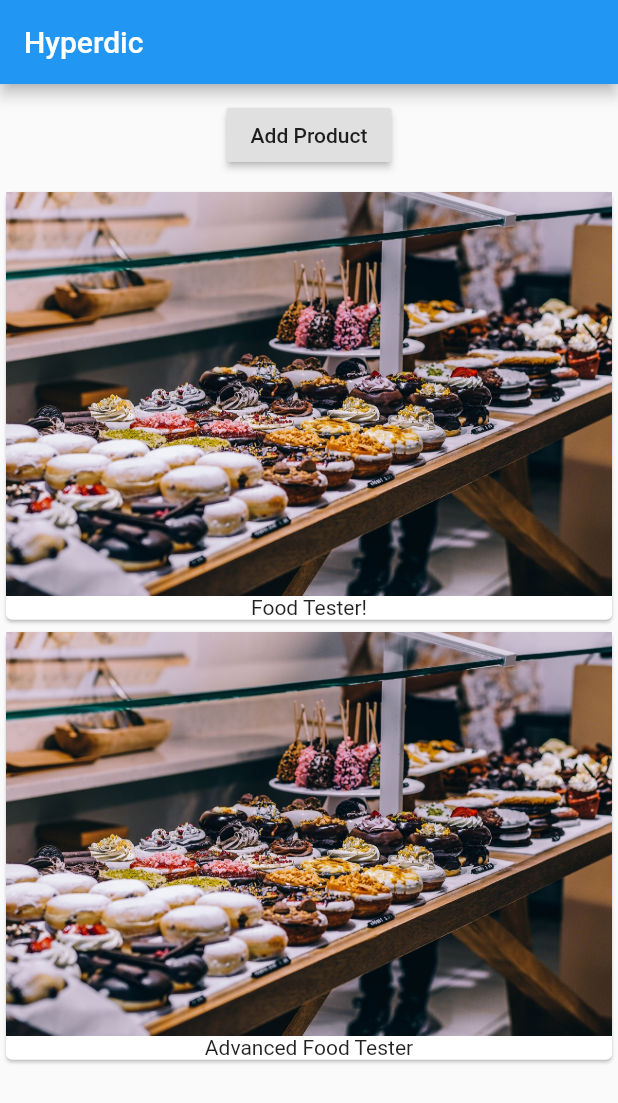
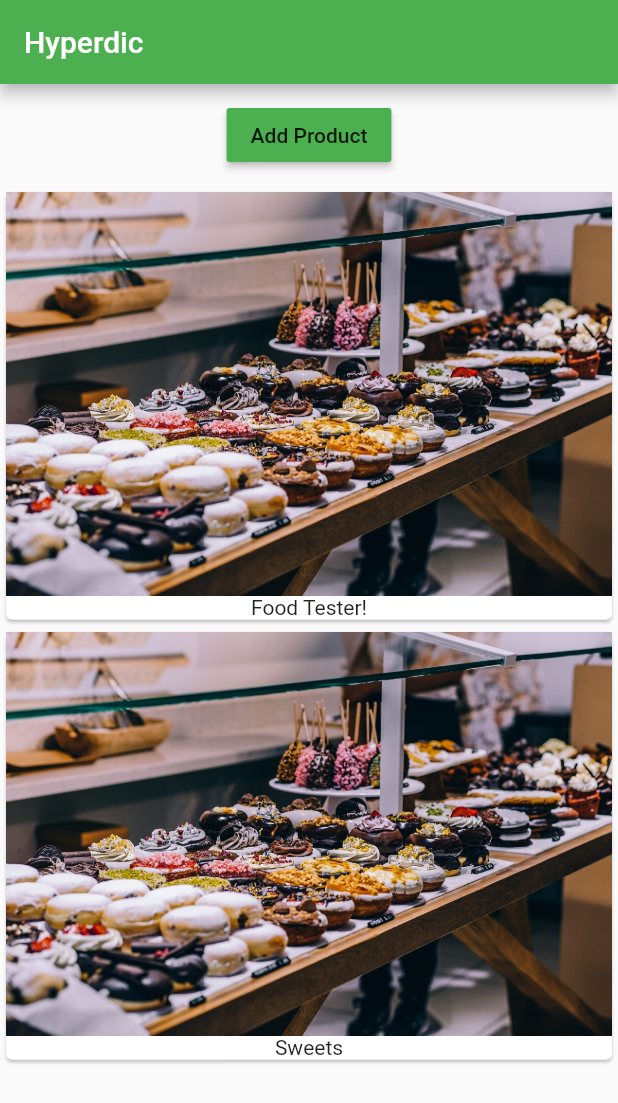
Before and after one commit to mali3days/hyperdic, a Flutter app: the screen it shows after launch, after a tap on "Add Product", on a phone screen of 412 x 824 dp. Shown: the top 1103 px of the screen. Run offline on Flutter 3.47's test engine with Material 2 defaults, Android fonts, the phone set to English and light mode, and no system bars.

Commit message:
finish lesson 34: `passing data up`

```diff
--- a/mobile/lib/main.dart
+++ b/mobile/lib/main.dart
@@ -7,10 +7,15 @@ void main() => runApp(Hyperdic());
 class Hyperdic extends StatelessWidget {
   @override
   Widget build(BuildContext context) => (MaterialApp(
+        theme: ThemeData(
+          primarySwatch: Colors.green,
+          accentColor: Colors.lightBlue,
+          brightness: Brightness.light,
+        ),
         home: Scaffold(
             appBar: AppBar(
               title: Text('Hyperdic'),
             ),
-            body: ProductManager('Food Tester!')),
+            body: ProductManager(startingProduct: 'Food Tester!')),
       ));
 }
--- /dev/null
+++ b/mobile/lib/product_control.dart
@@ -0,0 +1,16 @@
+import 'package:flutter/material.dart';
+
+class ProductControl extends StatelessWidget {
+  final Function addProduct;
+
+  ProductControl(this.addProduct);
+
+  @override
+  Widget build(BuildContext context) {
+    return RaisedButton(
+            color: Theme.of(context).primaryColor,
+            child: Text('Add Product'),
+            onPressed: () => addProduct('Sweets'),
+          );
+  }
+}
--- a/mobile/lib/product_manager.dart
+++ b/mobile/lib/product_manager.dart
@@ -1,11 +1,12 @@
 import 'package:flutter/material.dart';
+import 'package:mobile/product_control.dart';
 
 import './products.dart';
 
 class ProductManager extends StatefulWidget {
   final String startingProduct;
 
-  ProductManager(this.startingProduct);
+  ProductManager({ this.startingProduct = 'Sweets Tester' });
 
   @override
   State<StatefulWidget> createState() {
@@ -22,20 +23,19 @@ class _ProductManagerState extends State<ProductManager> {
     super.initState();
   }
 
+  void _addProduct(String product) {
+    setState(() {
+      _products.add(product);
+    });
+  }
+
   @override
   Widget build(BuildContext context) {
     return Column(
       children: [
         Container(
           margin: EdgeInsets.all(10.0),
-          child: RaisedButton(
-            child: Text('Add Product'),
-            onPressed: () {
-              setState(() {
-                _products.add('Advanced Food Tester');
-              });
-            },
-          ),
+          child: ProductControl(_addProduct),
         ),
         Products(_products),
       ],
```
